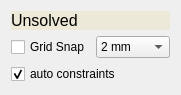
The window that src/Mod/Sketcher/Gui/TaskSketcherGeneral.ui (berndhahnebach/All_FreeCAD) describes before a commit, drawn with Qt 5.
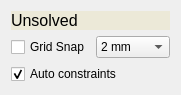
The same window after the commit.

What changed in the file:
```diff
--- a/src/Mod/Sketcher/Gui/TaskSketcherGeneral.ui
+++ b/src/Mod/Sketcher/Gui/TaskSketcherGeneral.ui
@@ -622,7 +622,7 @@
       <bool>true</bool>
      </property>
      <property name="text">
-      <string>auto constraints</string>
+      <string>Auto constraints</string>
      </property>
      <property name="checked">
       <bool>true</bool>
```
Left out of the diff: 2 changed lines with no effect on the pictures.
